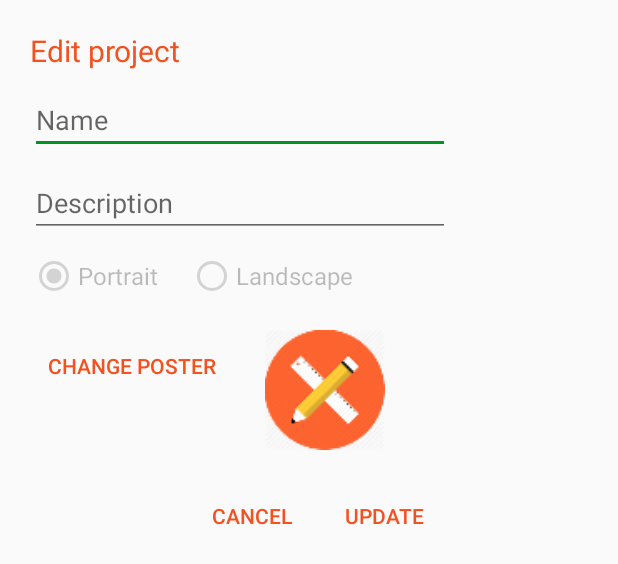
After one commit to tuanbaros/mobile_prototype, an Android app: the layout dialog_edit_project.xml on its own in the app's theme, with its tools: preview values and no code run, on a phone screen of 412 x 824 dp. The commit adds this screen. Shown: the top 564 px of the screen. Run offline under Robolectric (Android 15) with nearby library versions, the phone set to English and light mode, and no system bars.

Commit message:
edit project

```diff
--- a/app/src/main/java/com/framgia/mobileprototype/projects/ProjectItemActionHandler.java
+++ b/app/src/main/java/com/framgia/mobileprototype/projects/ProjectItemActionHandler.java
@@ -1,4 +1,6 @@
 package com.framgia.mobileprototype.projects;
+
+import com.framgia.mobileprototype.data.model.Project;
 
 /**
  * Created by tuannt on 24/02/2017.
@@ -11,4 +13,8 @@ public class ProjectItemActionHandler {
     public ProjectItemActionHandler(ProjectsContract.Presenter listener) {
         mListener = listener;
     }
+
+    public void editProject(Project project) {
+        mListener.editProject(project);
+    }
 }
--- a/app/src/main/java/com/framgia/mobileprototype/projects/ProjectsContract.java
+++ b/app/src/main/java/com/framgia/mobileprototype/projects/ProjectsContract.java
@@ -20,11 +20,13 @@ public interface ProjectsContract {
         void projectsNotAvailable();
         void showCreateProjectDialog(Project project);
         void cancelCreateProjectDialog();
+        void cancelEditProjectDialog();
         void showErrorEmptyProjectName();
         void showErrorProjectNameExist();
         void updateListProjects(Project project);
         void savePojectPoster(String fileName);
         void pickPoster();
+        void showUpdateProjectDialog(Project project);
     }
 
     interface Presenter extends BasePresenter {
@@ -34,6 +36,9 @@ public interface ProjectsContract {
         void createProject();
         void storeProject(Project project, boolean isPosterChanged);
         void cancelCreateProject();
+        void cancelEditProject(Project project);
         void changePoster();
+        void editProject(Project project);
+        void updateProject(Project project, boolean isPosterChanged);
     }
 }
--- a/app/src/main/res/layout/app_bar.xml
+++ b/app/src/main/res/layout/app_bar.xml
@@ -77,7 +77,8 @@
             app:backgroundTint="@color/colorPrimary"
             app:srcCompat="@drawable/ic_plus"
             android:visibility="@{activity.isLoading ? View.GONE : View.VISIBLE}"
-            android:onClick="@{() -> presenter.createProject()}"/>
+            android:onClick="@{() -> presenter.createProject()}"
+            app:layout_behavior="com.framgia.mobileprototype.ui.widget.ScrollAwareFabBehavior"/>
 
     </android.support.design.widget.CoordinatorLayout>
 </layout>
--- /dev/null
+++ b/app/src/main/res/layout/dialog_edit_project.xml
@@ -0,0 +1,131 @@
+<?xml version="1.0" encoding="utf-8"?>
+<layout xmlns:android="http://schemas.android.com/apk/res/android"
+        xmlns:app="http://schemas.android.com/apk/res-auto">
+
+    <data>
+
+        <variable
+            name="presenter"
+            type="com.framgia.mobileprototype.projects.ProjectsContract.Presenter"/>
+
+        <variable
+            name="project"
+            type="com.framgia.mobileprototype.data.model.Project"/>
+
+        <variable
+            name="isPosterChanged"
+            type="boolean"/>
+    </data>
+
+    <ScrollView
+        android:layout_width="wrap_content"
+        android:layout_height="wrap_content">
+
+        <LinearLayout
+            android:orientation="vertical"
+            android:layout_width="match_parent"
+            android:layout_height="wrap_content"
+            android:padding="@dimen/dp_20">
+
+            <TextView
+                android:layout_width="@dimen/dp_280"
+                android:layout_height="wrap_content"
+                android:textColor="@color/colorPrimary"
+                android:text="@string/title_edit_project"
+                android:textSize="@dimen/sp_20"/>
+
+            <EditText
+                android:id="@+id/edit_project_name"
+                android:layout_width="match_parent"
+                android:layout_height="wrap_content"
+                android:layout_marginTop="@dimen/dp_10"
+                android:hint="@string/msg_project_name"
+                android:text="@={project.title}"/>
+
+            <EditText
+                android:id="@+id/edit_project_descrition"
+                android:layout_width="match_parent"
+                android:layout_height="wrap_content"
+                android:layout_marginTop="@dimen/dp_10"
+                android:hint="@string/msg_project_description"
+                android:text="@={project.description}"/>
+
+            <RadioGroup
+                android:layout_width="match_parent"
+                android:layout_height="wrap_content"
+                android:orientation="horizontal"
+                android:layout_marginTop="@dimen/dp_10"
+                android:checkedButton="@+id/button_portrait">
+
+                <RadioButton
+                    android:id="@+id/button_portrait"
+                    android:layout_width="wrap_content"
+                    android:layout_height="wrap_content"
+                    android:text="@string/orientation_portrait"
+                    android:textSize="@dimen/sp_16"
+                    android:enabled="false"
+                    android:checked="@={project.portrait}"/>
+
+                <RadioButton
+                    android:id="@+id/button_landcape"
+                    android:layout_width="wrap_content"
+                    android:layout_height="wrap_content"
+                    android:text="@string/orientation_landcape"
+                    android:layout_marginLeft="@dimen/dp_20"
+                    android:textSize="@dimen/sp_16"
+                    android:enabled="false"
+                    android:checked="@{project.portrait ? false : true}"/>
+            </RadioGroup>
+
+            <LinearLayout
+                android:layout_marginTop="@dimen/dp_20"
+                android:layout_width="match_parent"
+                android:layout_height="wrap_content">
+
+                <TextView
+                    android:layout_width="wrap_content"
+                    android:layout_height="wrap_content"
+                    android:text="@string/action_add_poster"
+                    android:textColor="@color/colorPrimary"
+                    style="@style/Widget.AppCompat.Button.Borderless"
+                    android:onClick="@{() -> presenter.changePoster()}"/>
+
+                <ImageView
+                    android:id="@+id/image_project_poster"
+                    android:layout_width="@dimen/dp_80"
+                    android:layout_height="@dimen/dp_80"
+                    android:layout_marginLeft="@dimen/dp_20"
+                    android:src="@mipmap/ic_launcher"
+                    app:imageUrl="@{project.poster}"/>
+
+            </LinearLayout>
+
+            <RelativeLayout
+                android:layout_marginTop="@dimen/dp_20"
+                android:layout_width="match_parent"
+                android:layout_height="wrap_content">
+
+                <TextView
+                    android:id="@+id/text_create_project"
+                    android:layout_width="wrap_content"
+                    android:layout_height="wrap_content"
+                    android:text="@string/action_update_project"
+                    android:layout_alignParentRight="true"
+                    android:textColor="@color/colorPrimary"
+                    style="@style/Widget.AppCompat.Button.Borderless"
+                    android:onClick="@{() -> presenter.updateProject(project, isPosterChanged)}"/>
+
+                <TextView
+                    android:layout_width="wrap_content"
+                    android:layout_height="wrap_content"
+                    android:text="@string/action_cancel_project"
+                    android:layout_toLeftOf="@+id/text_create_project"
+                    android:textColor="@color/colorPrimary"
+                    style="@style/Widget.AppCompat.Button.Borderless"
+                    android:onClick="@{() -> presenter.cancelEditProject(project)}"/>
+
+            </RelativeLayout>
+
+        </LinearLayout>
+    </ScrollView>
+</layout>
--- a/app/src/main/res/values/dimens.xml
+++ b/app/src/main/res/values/dimens.xml
@@ -18,4 +18,5 @@
     <dimen name="dp_10">10dp</dimen>
     <dimen name="dp_80">80dp</dimen>
     <dimen name="dp_50">50dp</dimen>
+    <dimen name="dp_32">32dp</dimen>
 </resources>
--- a/app/src/main/res/values/strings.xml
+++ b/app/src/main/res/values/strings.xml
@@ -30,4 +30,6 @@
     <string name="action_cancel_project">Cancel</string>
     <string name="error_empty_project_name">Project name is empty!</string>
     <string name="error_project_name_exist">Project name is exist!</string>
+    <string name="title_edit_project">Edit project</string>
+    <string name="action_update_project">Update</string>
 </resources>
```
Also changed, not shown: app/src/main/java/com/framgia/mobileprototype/data/model/Project.java (+6 -1 lines), app/src/main/java/com/framgia/mobileprototype/data/source/project/ProjectLocalDataSource.java (+14 -1 lines), app/src/main/java/com/framgia/mobileprototype/projects/ProjectsActivity.java (+43 -13 lines), app/src/main/java/com/framgia/mobileprototype/projects/ProjectsPresenter.java (+34 -0 lines), app/src/main/java/com/framgia/mobileprototype/ui/widget/ScrollAwareFabBehavior.java (added, +40 -0 lines), app/src/main/res/layout/item_project.xml (+28 -1 lines), app/src/main/res/drawable-hdpi/ic_delete.png (added), app/src/main/res/drawable-hdpi/ic_edit.png (added), app/src/main/res/layout/dialog_add_project.xml (renamed from app/src/main/res/layout/dialog_addedit_project.xml).
